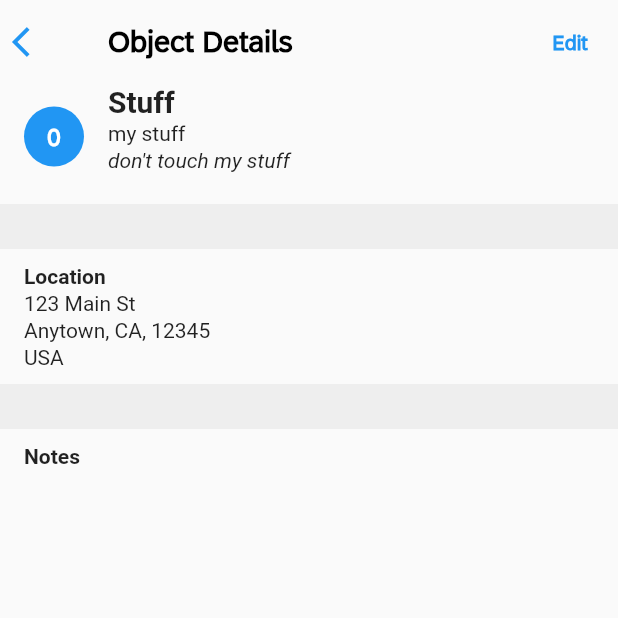
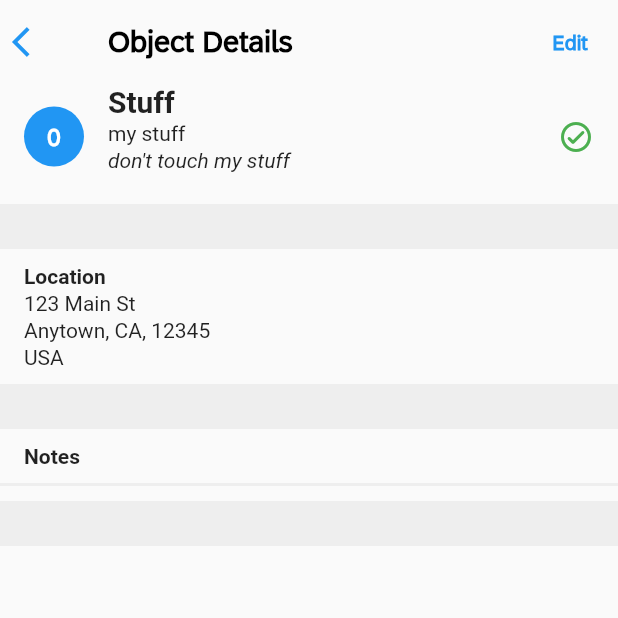
Before and after one commit to MindsetConsulting/com.mindset.ipv.fiori_flutter, a Flutter app: the screen it shows after launch, after a tap on the "arrow forward ios" icon, on a phone screen of 412 x 824 dp, the top half of it. Run offline on Flutter 3.47's test engine with Material 2 defaults, Android fonts, the phone set to English and light mode, and no system bars.

Commit message:
detailpage development

```diff
--- a/lib/main.dart
+++ b/lib/main.dart
@@ -25,7 +25,7 @@ class ListReportPage extends StatefulWidget {
 class _ListReportPageState extends State<ListReportPage> {
   final TextEditingController _searchController = TextEditingController();
   String _searchText = '';
-  List<Map<String, String>> _items = [
+  final List<Map<String, String>> _items = [
     {
       'id': '0',
       'item': 'Stuff',
@@ -148,9 +148,17 @@ class _ListReportPageState extends State<ListReportPage> {
               onPressed: () {
                 setState(() {
                   _items.add({
+                    'id': _items.length.toString(),
                     'item': item,
                     'description': description,
                     'additionalInfo': additionalInfo,
+                    'status': 'Pending',
+                    'street': '',
+                    'city': '',
+                    'state': '',
+                    'zipCode': '',
+                    'country': ' ',
+                    'notes': '{}',
                   });
                 });
                 Navigator.pop(context);
@@ -242,7 +250,7 @@ class _ListReportPageState extends State<ListReportPage> {
                         _items[index]['additionalInfo']!
                             .toLowerCase()
                             .contains(_searchText.toLowerCase()))) {
-                  return SizedBox.shrink();
+                  return const SizedBox.shrink();
                 }
                 return ListTile(
                   contentPadding: const EdgeInsets.symmetric(
@@ -315,7 +323,7 @@ class _ListReportPageState extends State<ListReportPage> {
                                     ? Colors.blue
                                     : Colors.red,
                           ),
-                          SizedBox(width: 8),
+                          const SizedBox(width: 8),
                           IconButton(
                             iconSize: 20,
                             icon: Icon(
@@ -476,7 +484,7 @@ class ObjectDetailPage extends StatelessWidget {
         actions: [
           TextButton(
             onPressed: () {},
-            child: Text(
+            child: const Text(
               'Edit',
               style: TextStyle(
                 fontFamily: 'SAP72',
@@ -504,36 +512,36 @@ class ObjectDetailPage extends StatelessWidget {
                         backgroundColor: Colors.blue,
                         child: Text(
                           '${item['id']}',
-                          style: TextStyle(
+                          style: const TextStyle(
                             fontFamily: 'SAP72',
                             fontWeight: FontWeight.bold,
                             color: Colors.white,
                           ),
                         ),
                       ),
-                      SizedBox(width: 16),
+                      const SizedBox(width: 16),
                       Expanded(
                         child: Column(
                           crossAxisAlignment: CrossAxisAlignment.start,
                           children: [
                             Text(
                               '${item['item']}',
-                              style: TextStyle(
+                              style: const TextStyle(
                                 fontSize: 20,
                                 fontWeight: FontWeight.bold,
                               ),
                             ),
-                            SizedBox(height: 2),
+                            const SizedBox(height: 2),
                             Text(
                               '${item['description']}',
-                              style: TextStyle(
+                              style: const TextStyle(
                                 fontSize: 14,
                               ),
                             ),
-                            SizedBox(height: 2),
+                            const SizedBox(height: 2),
                             Text(
                               '${item['additionalInfo']}',
-                              style: TextStyle(
+                              style: const TextStyle(
                                 fontSize: 14,
                                 fontStyle: FontStyle.italic,
                               ),
@@ -541,18 +549,31 @@ class ObjectDetailPage extends StatelessWidget {
                           ],
                         ),
                       ),
+                      const SizedBox(width: 16),
+                      Icon(
+                        item['status'] == 'Approved'
+                            ? Icons.check_circle_outline_rounded
+                            : item['status'] == 'Pending'
+                                ? Icons.pending_actions
+                                : Icons.cancel_outlined,
+                        color: item['status'] == 'Approved'
+                            ? Colors.green
+                            : item['status'] == 'Pending'
+                                ? Colors.blue
+                                : Colors.red,
+                      ),
                     ],
                   ),
                 ),
               ),
             ),
-            SizedBox(height: 10),
+            const SizedBox(height: 10),
             Container(
               width: double.infinity,
               color: Colors.grey[200],
               height: 30,
             ),
-            SizedBox(height: 10),
+            const SizedBox(height: 10),
             Padding(
               padding:
                   const EdgeInsets.symmetric(vertical: 0, horizontal: 16.0),
@@ -560,31 +581,31 @@ class ObjectDetailPage extends StatelessWidget {
                 child: Column(
                   crossAxisAlignment: CrossAxisAlignment.start,
                   children: [
-                    Text(
+                    const Text(
                       'Location',
                       style: TextStyle(
                         fontSize: 14,
                         fontWeight: FontWeight.bold,
                       ),
                     ),
-                    SizedBox(height: 2),
+                    const SizedBox(height: 2),
                     Text(
                       '${item['street']}',
-                      style: TextStyle(
+                      style: const TextStyle(
                         fontSize: 14,
                       ),
                     ),
-                    SizedBox(height: 2),
+                    const SizedBox(height: 2),
                     Text(
-                      '${item['city']}, ${item['state']}, ${item['zipCode']}',
-                      style: TextStyle(
+                      '${item['city']?.isNotEmpty ?? false ? '${item['city']}, ' : ''}${item['state']?.isNotEmpty ?? false ? '${item['state']}, ' : ''}${item['zipCode']?.isNotEmpty ?? false ? '${item['zipCode']}' : ''}',
+                      style: const TextStyle(
                         fontSize: 14,
                       ),
                     ),
-                    SizedBox(height: 2),
+                    const SizedBox(height: 2),
                     Text(
                       '${item['country']}',
-                      style: TextStyle(
+                      style: const TextStyle(
                         fontSize: 14,
                       ),
                     ),
@@ -592,17 +613,15 @@ class ObjectDetailPage extends StatelessWidget {
                 ),
               ),
             ),
-            SizedBox(height: 10),
+            const SizedBox(height: 10),
             Container(
               width: double.infinity,
               color: Colors.grey[200],
               height: 30,
             ),
-            SizedBox(height: 10),
-            Padding(
-              padding:
-                  const EdgeInsets.symmetric(vertical: 0, horizontal: 16.0),
-              child: Container(
+            const SizedBox(height: 10),
+            const Padding(
+              padding: EdgeInsets.symmetric(vertical: 0, horizontal: 16.0),
               child: Column(
                 crossAxisAlignment: CrossAxisAlignment.start,
                 children: [
@@ -616,6 +635,18 @@ class ObjectDetailPage extends StatelessWidget {
                 ],
               ),
             ),
+            const SizedBox(height: 10),
+            Container(
+              width: double.infinity,
+              color: Colors.grey[200],
+              height: 2,
+            ),
+            const SizedBox(height: 10),
+
+            Container(
+              width: double.infinity,
+              color: Colors.grey[200],
+              height: 30,
             ),
           ],
         ),
```
Lines whose indentation alone changed are shown as unchanged.
